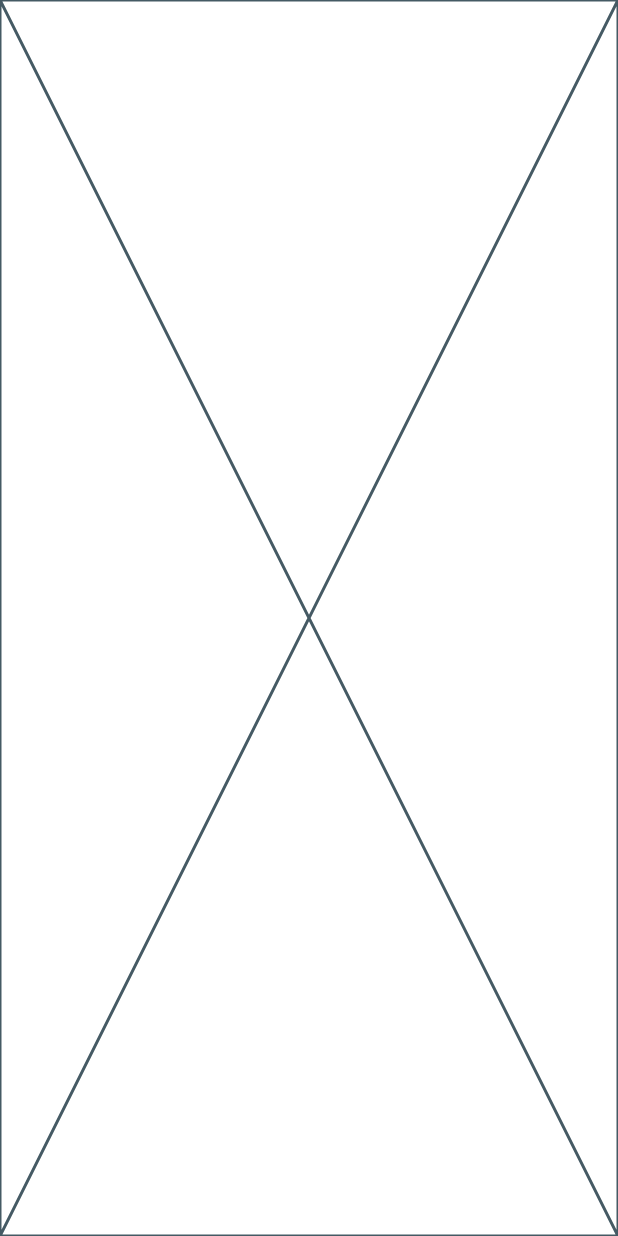
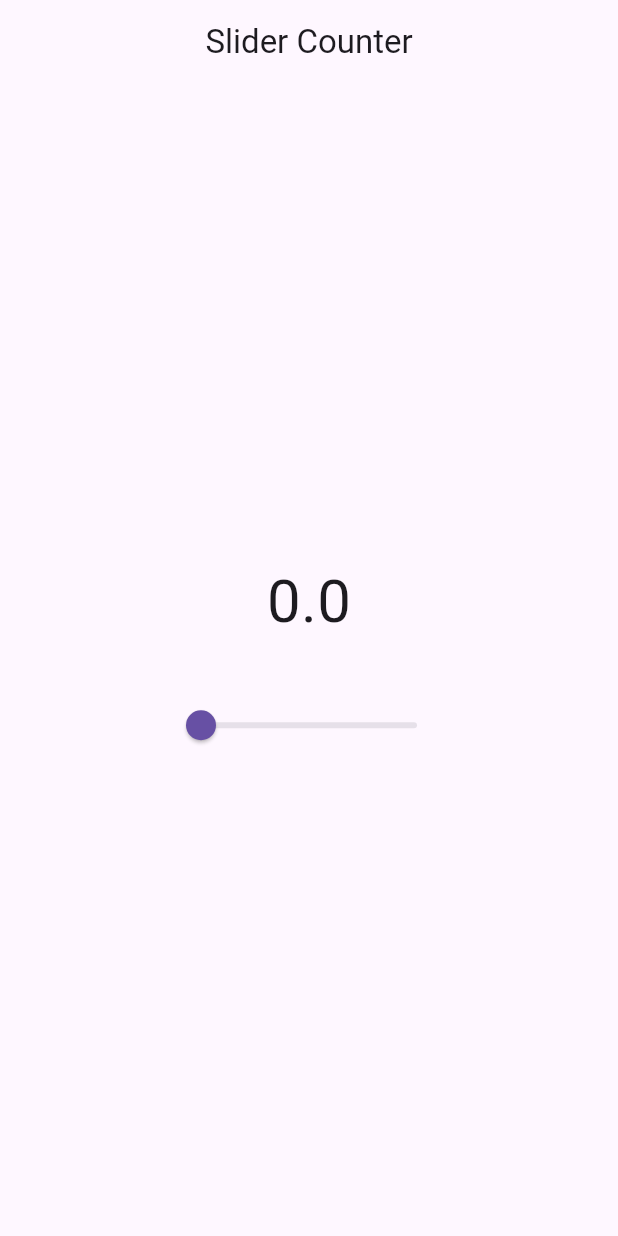
Before and after one commit to CodewithAnn/flutter-learning-provider, a Flutter app: the screen it shows after launch, on a phone screen of 412 x 824 dp. Run offline on Flutter 3.47's test engine with Material 3 defaults, Android fonts, the phone set to English and light mode, and no system bars.

Commit message:
learned how to implement Provider in slider
    - app.dart contains multiproviders
    - slider_counter Take away is use consumer widget if you need to use
    value of provider inside build method, otherwise use provider directly

    - How to make a custom Counter Class for the Slider?
      this show in slider provider. in this i use void function that need a parameter type
      double

```diff
--- a/flutter_provider/lib/Provider/slider_counter.dart
+++ b/flutter_provider/lib/Provider/slider_counter.dart
@@ -1,5 +1,16 @@
 import 'package:flutter/material.dart';
 
-class SliderProvider extends ChangeNotifier{
+class SliderProvider extends ChangeNotifier {
+  double _value = 0;
+  double get valueDouble => _value;
 
+  void getIncreseValue(double num) {
+    _value = num;
+    notifyListeners();
+  }
+
+  void decreseValue() {
+    _value--;
+    notifyListeners();
+  }
 }
--- a/flutter_provider/lib/Screens/slider-counter/slider_counter.dart
+++ b/flutter_provider/lib/Screens/slider-counter/slider_counter.dart
@@ -1,4 +1,6 @@
 import 'package:flutter/material.dart';
+import 'package:flutter_provider/Provider/slider_counter.dart';
+import 'package:provider/provider.dart';
 
 class SliderCounter extends StatefulWidget {
   const SliderCounter({super.key});
@@ -10,6 +12,46 @@ class SliderCounter extends StatefulWidget {
 class _SliderCounterState extends State<SliderCounter> {
   @override
   Widget build(BuildContext context) {
-    return const Placeholder();
+    // final sliderProvider = Provider.of<SliderProvider>(context, listen: false);
+    return Scaffold(
+      appBar: AppBar(
+        title: const Text("Slider Counter"),
+        centerTitle: true,
+      ),
+      body: Column(
+        mainAxisAlignment: MainAxisAlignment.center,
+        crossAxisAlignment: CrossAxisAlignment.center,
+        children: [
+          Consumer<SliderProvider>(
+            builder: (context, value, child) {
+              return Text(
+                value.valueDouble.toString(),
+                style: const TextStyle(fontSize: 40),
+              );
+            },
+          ),
+          const SizedBox(
+            height: 30,
+          ),
+          Consumer<SliderProvider>(
+            builder: (context, value, child) {
+              return Row(
+                mainAxisAlignment: MainAxisAlignment.center,
+                children: [
+                  Slider(
+                    min: 0,
+                    max: 100,
+                    value: value.valueDouble,
+                    onChanged: (number) {
+                      value.getIncreseValue(number);
+                    },
+                  )
+                ],
+              );
+            },
+          )
+        ],
+      ),
+    );
   }
 }
--- a/flutter_provider/lib/app.dart
+++ b/flutter_provider/lib/app.dart
@@ -10,8 +10,15 @@ class MyApp extends StatelessWidget {
 
   @override
   Widget build(BuildContext context) {
-    return ChangeNotifierProvider(
-      create: (context) => SliderProvider(),
+    return MultiProvider(
+      providers: [
+        ChangeNotifierProvider(
+          create: (_) => CounterProvider(),
+        ),
+        ChangeNotifierProvider(
+          create: (_) => SliderProvider(),
+        ),
+      ],
       child: MaterialApp(
         home: SliderCounter(),
       ),
```
